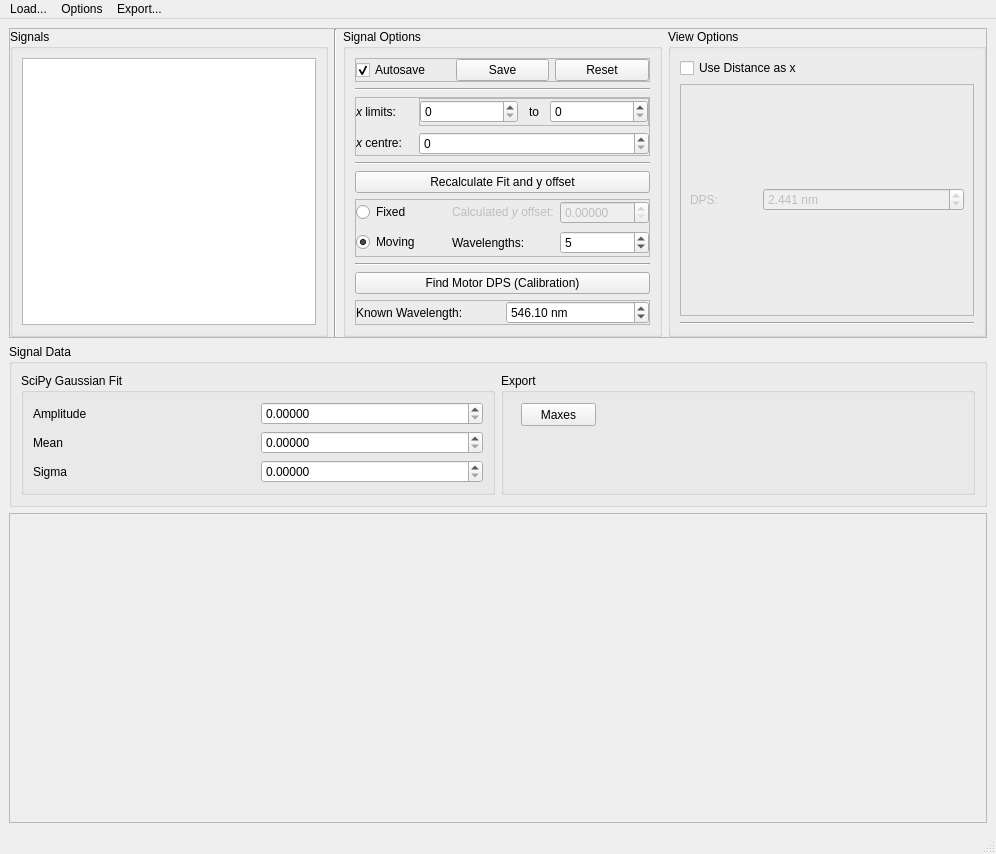
This is gui/gui.ui in twobackfromtheend/pintera as Qt 5 draws it before an edit. The edited form follows.
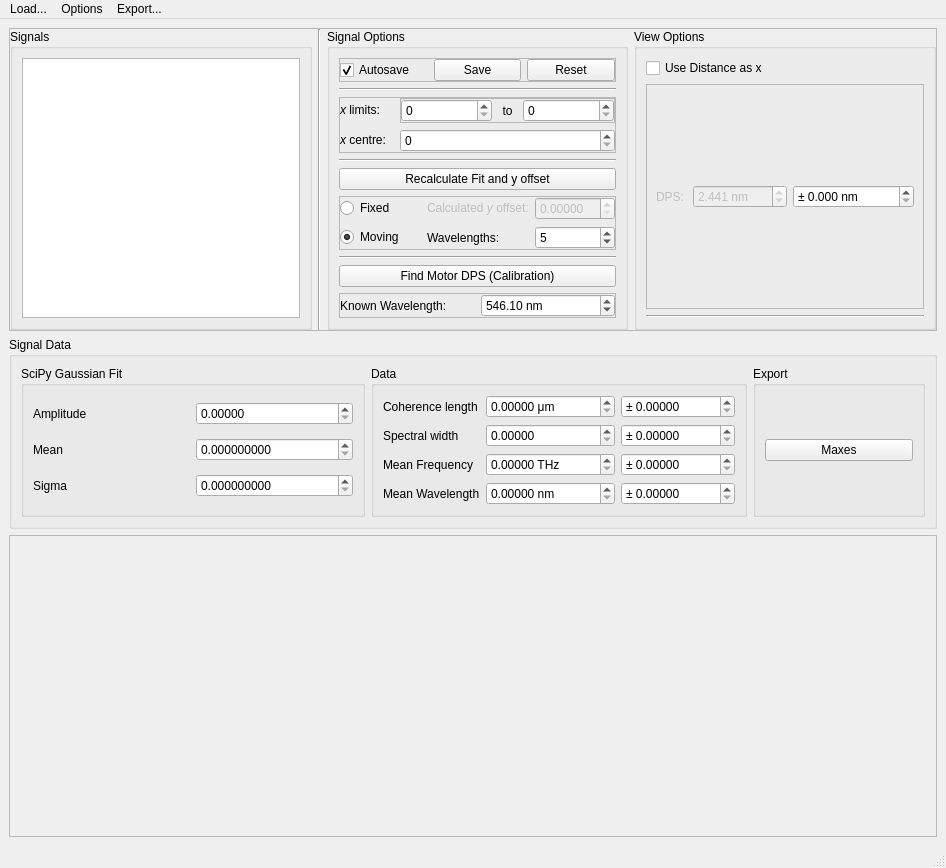
This is the edited form.

```diff
--- a/gui/gui.ui
+++ b/gui/gui.ui
@@ -6,8 +6,8 @@
    <rect>
     <x>0</x>
     <y>0</y>
-    <width>996</width>
-    <height>854</height>
+    <width>946</width>
+    <height>794</height>
    </rect>
   </property>
   <property name="windowTitle">
@@ -417,7 +417,7 @@
             <property name="frameShadow">
              <enum>QFrame::Raised</enum>
             </property>
-            <layout class="QHBoxLayout" name="horizontalLayout_4" stretch="1,3">
+            <layout class="QHBoxLayout" name="horizontalLayout_4" stretch="1,3,0">
              <item>
               <widget class="QLabel" name="dps_label">
                <property name="enabled">
@@ -447,6 +447,22 @@
                </property>
               </widget>
              </item>
+             <item>
+              <widget class="QDoubleSpinBox" name="dps_pm_spin_box">
+               <property name="prefix">
+                <string>± </string>
+               </property>
+               <property name="suffix">
+                <string> nm</string>
+               </property>
+               <property name="decimals">
+                <number>3</number>
+               </property>
+               <property name="maximum">
+                <double>999999.000000000000000</double>
+               </property>
+              </widget>
+             </item>
             </layout>
            </widget>
           </item>
@@ -468,7 +484,7 @@
       <property name="title">
        <string>Signal Data</string>
       </property>
-      <layout class="QHBoxLayout" name="horizontalLayout_8">
+      <layout class="QHBoxLayout" name="horizontalLayout_8" stretch="2,2,1">
        <item>
         <widget class="QGroupBox" name="groupBox_4">
          <property name="title">
@@ -509,7 +525,7 @@
           <item row="1" column="1">
            <widget class="QDoubleSpinBox" name="fit_m_double_spin_box">
             <property name="decimals">
-             <number>5</number>
+             <number>9</number>
             </property>
             <property name="maximum">
              <double>999999999.990000009536743</double>
@@ -519,7 +535,7 @@
           <item row="2" column="1">
            <widget class="QDoubleSpinBox" name="fit_s_double_spin_box">
             <property name="decimals">
-             <number>5</number>
+             <number>9</number>
             </property>
             <property name="maximum">
              <double>999999999.990000009536743</double>
@@ -529,24 +545,164 @@
          </layout>
         </widget>
        </item>
+       <item>
+        <widget class="QGroupBox" name="groupBox_5">
+         <property name="title">
+          <string>Data</string>
+         </property>
+         <layout class="QGridLayout" name="gridLayout_2" rowstretch="1,0,0,0" columnstretch="1,0,0">
+          <item row="3" column="2">
+           <widget class="QDoubleSpinBox" name="data_mean_wavelength_pm_spin_box">
+            <property name="prefix">
+             <string>± </string>
+            </property>
+            <property name="decimals">
+             <number>5</number>
+            </property>
+            <property name="maximum">
+             <double>99999999999.000000000000000</double>
+            </property>
+           </widget>
+          </item>
+          <item row="1" column="0">
+           <widget class="QLabel" name="label_3">
+            <property name="toolTip">
+             <string>c * coherence length / lambda^2</string>
+            </property>
+            <property name="text">
+             <string>Spectral width</string>
+            </property>
+           </widget>
+          </item>
+          <item row="1" column="2">
+           <widget class="QDoubleSpinBox" name="data_spectral_width_pm_spin_box">
+            <property name="prefix">
+             <string>± </string>
+            </property>
+            <property name="decimals">
+             <number>5</number>
+            </property>
+            <property name="maximum">
+             <double>99999999999.000000000000000</double>
+            </property>
+           </widget>
+          </item>
+          <item row="1" column="1">
+           <widget class="QDoubleSpinBox" name="data_spectral_width_spin_box">
+            <property name="decimals">
+             <number>5</number>
+            </property>
+            <property name="maximum">
+             <double>99999999999.000000000000000</double>
+            </property>
+           </widget>
+          </item>
+          <item row="0" column="0">
+           <widget class="QLabel" name="label_2">
+            <property name="toolTip">
+             <string>FWHM (2 sqrt(2 ln 2) * sigma)</string>
+            </property>
+            <property name="text">
+             <string>Coherence length</string>
+            </property>
+           </widget>
+          </item>
+          <item row="3" column="0">
+           <widget class="QLabel" name="label_7">
+            <property name="text">
+             <string>Mean Wavelength</string>
+            </property>
+           </widget>
+          </item>
+          <item row="3" column="1">
+           <widget class="QDoubleSpinBox" name="data_mean_wavelength_spin_box">
+            <property name="suffix">
+             <string> nm</string>
+            </property>
+            <property name="decimals">
+             <number>5</number>
+            </property>
+            <property name="maximum">
+             <double>99999999999.000000000000000</double>
+            </property>
+           </widget>
+          </item>
+          <item row="0" column="2">
+           <widget class="QDoubleSpinBox" name="data_coherence_length_pm_spin_box">
+            <property name="prefix">
+             <string>± </string>
+            </property>
+            <property name="decimals">
+             <number>5</number>
+            </property>
+            <property name="maximum">
+             <double>99999999999.000000000000000</double>
+            </property>
+           </widget>
+          </item>
+          <item row="0" column="1">
+           <widget class="QDoubleSpinBox" name="data_coherence_length_spin_box">
+            <property name="suffix">
+             <string> μm</string>
+            </property>
+            <property name="decimals">
+             <number>5</number>
+            </property>
+            <property name="maximum">
+             <double>99999999999.000000000000000</double>
+            </property>
+           </widget>
+          </item>
+          <item row="2" column="0">
+           <widget class="QLabel" name="label_11">
+            <property name="text">
+             <string>Mean Frequency</string>
+            </property>
+           </widget>
+          </item>
+          <item row="2" column="1">
+           <widget class="QDoubleSpinBox" name="doubleSpinBox">
+            <property name="suffix">
+             <string> THz</string>
+            </property>
+            <property name="decimals">
+             <number>5</number>
+            </property>
+            <property name="maximum">
+             <double>99999999999.000000000000000</double>
+            </property>
+           </widget>
+          </item>
+          <item row="2" column="2">
+           <widget class="QDoubleSpinBox" name="doubleSpinBox_2">
+            <property name="prefix">
+             <string>± </string>
+            </property>
+            <property name="decimals">
+             <number>5</number>
+            </property>
+            <property name="maximum">
+             <double>99999999999.000000000000000</double>
+            </property>
+           </widget>
+          </item>
+         </layout>
+        </widget>
+       </item>
        <item>
         <widget class="QGroupBox" name="groupBox_3">
          <property name="title">
           <string>Export</string>
          </property>
-         <widget class="QPushButton" name="pushButton_2">
-          <property name="geometry">
-           <rect>
-            <x>20</x>
-            <y>30</y>
-            <width>75</width>
-            <height>23</height>
-           </rect>
-          </property>
-          <property name="text">
-           <string>Maxes</string>
-          </property>
-         </widget>
+         <layout class="QVBoxLayout" name="verticalLayout_4">
+          <item>
+           <widget class="QPushButton" name="pushButton_2">
+            <property name="text">
+             <string>Maxes</string>
+            </property>
+           </widget>
+          </item>
+         </layout>
         </widget>
        </item>
       </layout>
@@ -581,6 +737,12 @@
            <verstretch>0</verstretch>
           </sizepolicy>
          </property>
+         <property name="minimumSize">
+          <size>
+           <width>0</width>
+           <height>300</height>
+          </size>
+         </property>
         </widget>
        </item>
       </layout>
@@ -593,7 +755,7 @@
     <rect>
      <x>0</x>
      <y>0</y>
-     <width>996</width>
+     <width>946</width>
      <height>21</height>
     </rect>
    </property>
```
